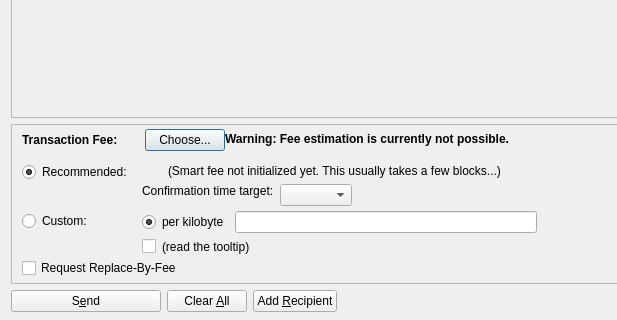
The window that src/qt/forms/sendcoinsdialog.ui (onsightit/solarcoin) describes before a commit, drawn with Qt 5; both pictures show x 0 to 617 and y 206 to 526 of the 850 by 526 pixel window.
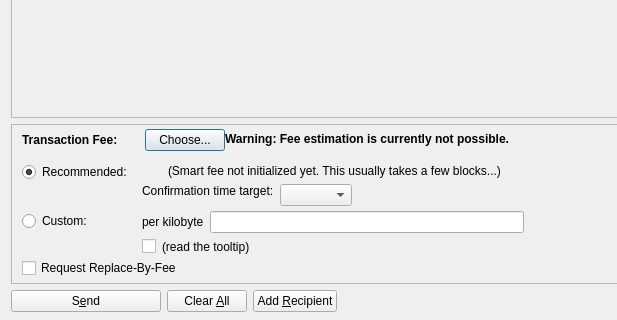
The same window after the commit. Icons and pictures are not drawn. Custom widgets are drawn as their Qt base class.

The edit to the form file:
```diff
--- a/src/qt/forms/sendcoinsdialog.ui
+++ b/src/qt/forms/sendcoinsdialog.ui
@@ -846,19 +846,13 @@
                <item>
                 <layout class="QHBoxLayout" name="horizontalLayoutFee13">
                  <item>
-                  <widget class="QRadioButton" name="radioCustomPerKilobyte">
+                  <widget class="QLabel" name="labelCustomPerKilobyte">
                    <property name="toolTip">
                     <string>If the custom fee is set to 1000 satoshis and the transaction is only 250 bytes, then &quot;per kilobyte&quot; only pays 250 satoshis in fee, while &quot;total at least&quot; pays 1000 satoshis. For transactions bigger than a kilobyte both pay by kilobyte.</string>
                    </property>
                    <property name="text">
                     <string>per kilobyte</string>
                    </property>
-                   <property name="checked">
-                    <bool>true</bool>
-                   </property>
-                   <attribute name="buttonGroup">
-                    <string notr="true">groupCustomFee</string>
-                   </attribute>
                   </widget>
                  </item>
                  <item>
```
Left out of the diff: 5 changed lines with no effect on the pictures.
